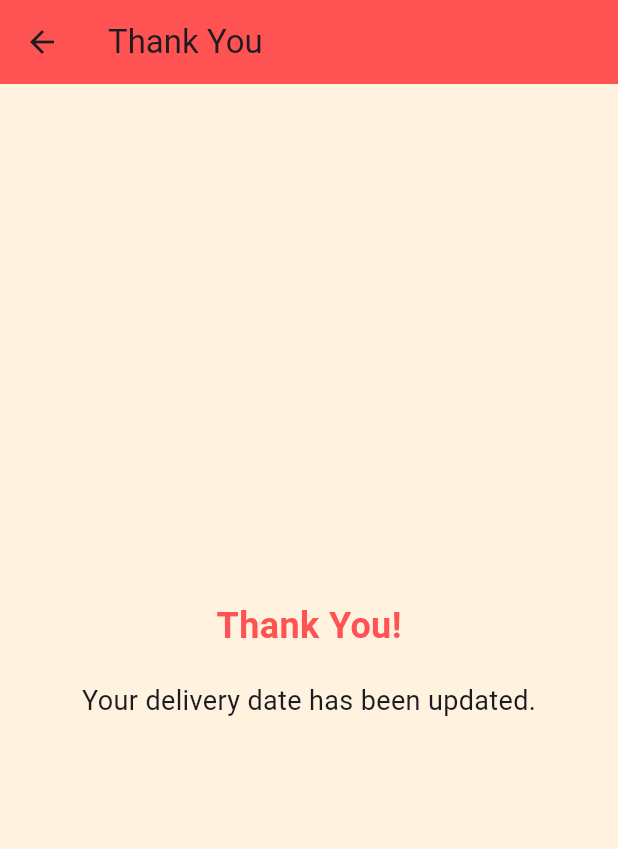
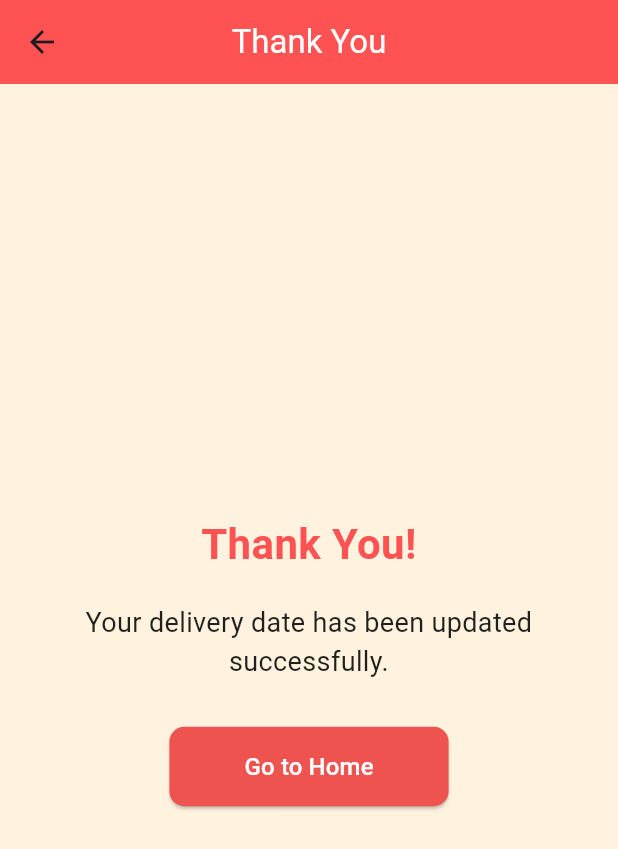
Before and after one commit to omjain4/Post-Mitra, a Flutter app: the ThankYouScreen screen opened directly, on a phone screen of 412 x 824 dp. Shown: the top 849 px of the screen. Run offline on Flutter 3.47's test engine with Material 3 defaults, Android fonts, the phone set to English and light mode, and no system bars.

Commit message:
Initial commit

```diff
--- a/lib/thank_you_screen..dart
+++ b/lib/thank_you_screen..dart
@@ -4,27 +4,60 @@ class ThankYouScreen extends StatelessWidget {
   @override
   Widget build(BuildContext context) {
     return Scaffold(
-      backgroundColor: Colors.orange.shade50,
+      backgroundColor: Colors.orange.shade50, // Light background color
       appBar: AppBar(
-        backgroundColor: Colors.redAccent,
-        title: Text('Thank You'),
+        backgroundColor: Colors.redAccent, // AppBar color
+        title: Text(
+          'Thank You',
+          style: TextStyle(color: Colors.white), // AppBar title color
+        ),
+        centerTitle: true, // Center the AppBar title
+        elevation: 0, // Remove shadow
       ),
-      body: Center(
+      body: Padding(
+        padding: const EdgeInsets.all(16.0), // Add padding around the content
         child: Column(
           mainAxisAlignment: MainAxisAlignment.center,
+          crossAxisAlignment: CrossAxisAlignment.center,
           children: [
             Text(
               'Thank You!',
               style: TextStyle(
-                fontSize: 24,
+                fontSize: 28, // Slightly larger text for the main title
                 fontWeight: FontWeight.bold,
-                color: Colors.redAccent,
+                color: Colors.redAccent, // Accent color
               ),
+              textAlign: TextAlign.center, // Center-align the text
             ),
-            SizedBox(height: 20),
+            SizedBox(height: 20), // Space between title and message
             Text(
-              'Your delivery date has been updated.',
-              style: TextStyle(fontSize: 18),
+              'Your delivery date has been updated successfully.',
+              style: TextStyle(
+                fontSize: 18,
+                color: Colors.black87, // Slightly softer black for better readability
+              ),
+              textAlign: TextAlign.center, // Center-align the text
+            ),
+            SizedBox(height: 30), // Space between message and button
+            ElevatedButton(
+              onPressed: () {
+                // Navigate to the home screen by popping all routes
+                Navigator.popUntil(context, (route) => route.isFirst);
+              },
+              style: ElevatedButton.styleFrom(
+                backgroundColor: Colors.red.shade400, // Button background color
+                padding: EdgeInsets.symmetric(horizontal: 50, vertical: 15), // Button size
+                shape: RoundedRectangleBorder(
+                  borderRadius: BorderRadius.circular(10), // Rounded button corners
+                ),
+              ),
+              child: Text(
+                'Go to Home',
+                style: TextStyle(
+                  color: Colors.white, // Button text color
+                  fontSize: 16, // Button text size
+                ),
+              ),
             ),
           ],
         ),
```
Also changed, not shown: lib/thank_changeaddress.dart (added, +61 -0 lines), lib/upcoming_delivery_screen.dart (+24 -5 lines), lib/update_address_screen.dart (added, +100 -0 lines).
